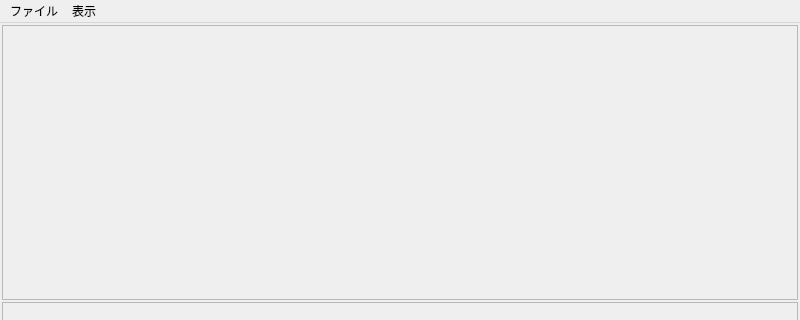
Above: app/MainWindow.ui from Masaki-Kano/OccQtCore before the change; both pictures show x 0 to 800 and y 0 to 320 of the 800 by 600 pixel window. Below: the same form after it.
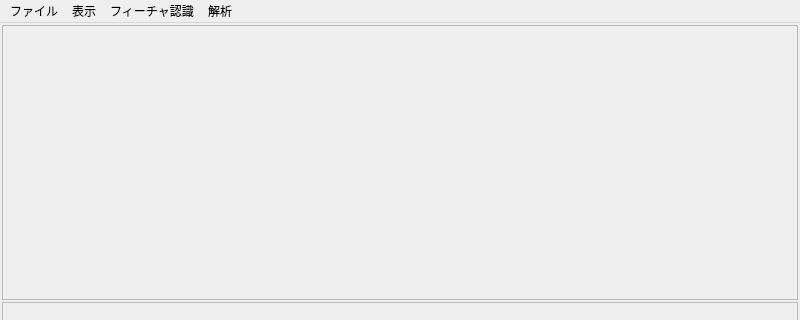
That is the form after the change.

Diff of the .ui file:
```diff
--- a/app/MainWindow.ui
+++ b/app/MainWindow.ui
@@ -111,8 +111,32 @@
     <addaction name="separator"/>
     <addaction name="menuViewMode"/>
    </widget>
+   <widget class="QMenu" name="menuAnalysis">
+    <property name="title">
+     <string>解析</string>
+    </property>
+    <addaction name="actionDumpGeometryAnalysisLog"/>
+    <addaction name="actionDumpGeometryDetailDiagnosticsLog"/>
+   </widget>
+   <widget class="QMenu" name="menuFeatureRecog">
+    <property name="title">
+     <string>フィーチャ認識</string>
+    </property>
+    <widget class="QMenu" name="menuHole">
+     <property name="title">
+      <string>穴</string>
+     </property>
+     <addaction name="actionDetectHoleEndCandidates"/>
+     <addaction name="actionBuildHoleEndComponents"/>
+     <addaction name="actionDetectHoleWallCandidates"/>
+     <addaction name="actionBuildHoleWallComponents"/>
+    </widget>
+    <addaction name="menuHole"/>
+   </widget>
    <addaction name="menuFile"/>
    <addaction name="menuView"/>
+   <addaction name="menuFeatureRecog"/>
+   <addaction name="menuAnalysis"/>
   </widget>
   <widget class="QStatusBar" name="statusbar"/>
   <action name="actionOpen">
```
Left out of the diff: 30 changed lines with no effect on the pictures.
